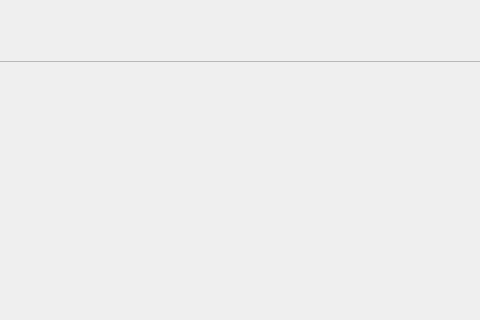
First picture: the form in src/pages/stream_hunter/view/stream_hunter_pg.ui, repository Davi-S/Toolorant, before the edit; both pictures show x 300 to 780 and y 0 to 320 of the 1080 by 610 pixel window.
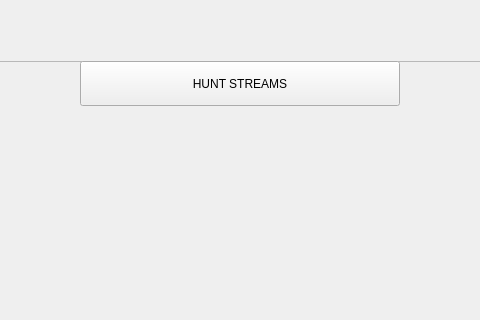
Second picture: the form after the edit. Icons and pictures are not drawn. Custom widgets are drawn as their Qt base class.

Commit message:
Added hunt button
• Added hunt button (primary push button)
• Added styling

Diff of the .ui file:
```diff
--- a/src/pages/stream_hunter/view/stream_hunter_pg.ui
+++ b/src/pages/stream_hunter/view/stream_hunter_pg.ui
@@ -31,6 +31,25 @@
    <property name="frameShadow">
     <enum>QFrame::Raised</enum>
    </property>
+   <widget class="PrimaryQPushButton" name="hunt_btn">
+    <property name="geometry">
+     <rect>
+      <x>319</x>
+      <y>0</y>
+      <width>320</width>
+      <height>45</height>
+     </rect>
+    </property>
+    <property name="minimumSize">
+     <size>
+      <width>0</width>
+      <height>45</height>
+     </size>
+    </property>
+    <property name="text">
+     <string>HUNT STREAMS</string>
+    </property>
+   </widget>
   </widget>
   <widget class="TopOptionQToolButton" name="menu_btn">
    <property name="geometry">
@@ -103,6 +122,11 @@
    <extends>QToolButton</extends>
    <header>custom/topoptionqtoolbutton.h</header>
   </customwidget>
+  <customwidget>
+   <class>PrimaryQPushButton</class>
+   <extends>QPushButton</extends>
+   <header>custom/primaryqpushbutton.h</header>
+  </customwidget>
  </customwidgets>
  <resources>
   <include location="../../../resources/images.qrc"/>
```
The commit also changes 3 other files.
